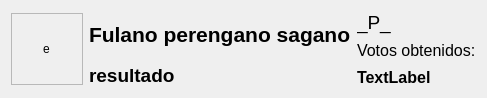
The window that forms/itemresultados.ui (sarahiva/IS2Proyecto1) describes before a commit, drawn with Qt 5.
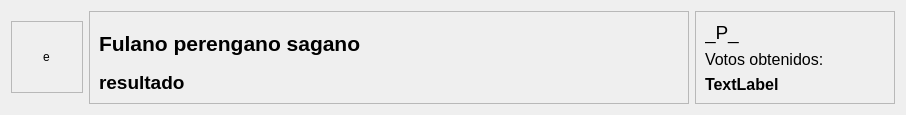
The same window after the commit.

Commit message: Arreglado el error de los resultados

The edit to the form file:
```diff
--- a/forms/itemresultados.ui
+++ b/forms/itemresultados.ui
@@ -6,8 +6,8 @@
    <rect>
     <x>0</x>
     <y>0</y>
-    <width>470</width>
-    <height>98</height>
+    <width>902</width>
+    <height>114</height>
    </rect>
   </property>
   <property name="sizePolicy">
@@ -19,8 +19,6 @@
   <property name="windowTitle">
    <string>Form</string>
   </property>
-  <layout class="QGridLayout" name="gridLayout_2">
-   <item row="0" column="0">
     <layout class="QHBoxLayout" name="horizontalLayout">
      <item>
       <widget class="QFrame" name="frame">
@@ -57,6 +55,19 @@
       </widget>
      </item>
      <item>
+    <widget class="QFrame" name="frame_3">
+     <property name="minimumSize">
+      <size>
+       <width>600</width>
+       <height>0</height>
+      </size>
+     </property>
+     <property name="frameShape">
+      <enum>QFrame::StyledPanel</enum>
+     </property>
+     <property name="frameShadow">
+      <enum>QFrame::Raised</enum>
+     </property>
       <layout class="QVBoxLayout" name="verticalLayout_2">
        <item>
         <widget class="QLabel" name="candidato">
@@ -99,8 +110,22 @@
         </widget>
        </item>
       </layout>
+    </widget>
      </item>
      <item>
+    <widget class="QFrame" name="frame_2">
+     <property name="minimumSize">
+      <size>
+       <width>200</width>
+       <height>0</height>
+      </size>
+     </property>
+     <property name="frameShape">
+      <enum>QFrame::StyledPanel</enum>
+     </property>
+     <property name="frameShadow">
+      <enum>QFrame::Raised</enum>
+     </property>
       <layout class="QVBoxLayout" name="verticalLayout">
        <item>
         <widget class="QLabel" name="partido">
@@ -143,8 +168,7 @@
         </widget>
        </item>
       </layout>
-     </item>
-    </layout>
+    </widget>
    </item>
   </layout>
  </widget>
```
Lines whose indentation alone changed are shown as unchanged. The commit also changes 1 other file.
